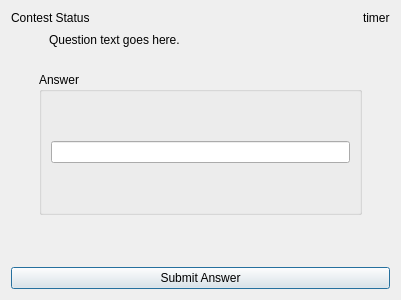
Before: the Qt Designer form src/client/finalsIdent.ui in trigger-happy/Cerberus, drawn with Qt 5.
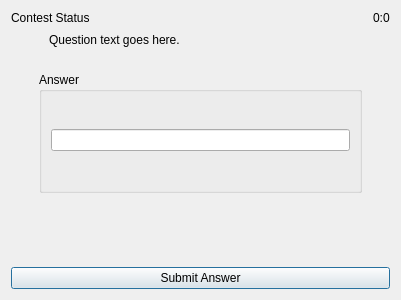
After: the same form once the commit is applied.

What changed in the file:
```diff
--- a/src/client/finalsIdent.ui
+++ b/src/client/finalsIdent.ui
@@ -30,7 +30,7 @@
       </sizepolicy>
      </property>
      <property name="text">
-      <string>timer</string>
+      <string>0:0</string>
      </property>
     </widget>
    </item>
@@ -111,7 +111,7 @@
             <property name="sizeHint" stdset="0">
              <size>
               <width>20</width>
-              <height>40</height>
+              <height>28</height>
              </size>
             </property>
            </spacer>
@@ -131,7 +131,7 @@
             <property name="sizeHint" stdset="0">
              <size>
               <width>20</width>
-              <height>40</height>
+              <height>30</height>
              </size>
             </property>
            </spacer>
```
